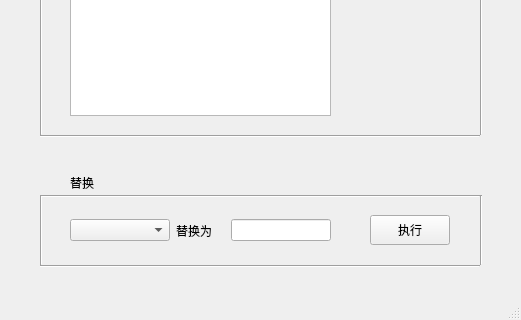
Qt form label_window.ui (lustoo/labelImg) before a commit; both pictures show x 0 to 521 and y 295 to 615 of the 521 by 615 pixel window.
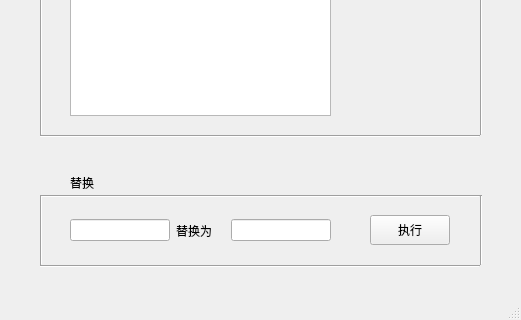
The same form after that commit.

Diff of the .ui file:
```diff
--- a/label_window.ui
+++ b/label_window.ui
@@ -149,17 +149,7 @@
     </property>
     <layout class="QHBoxLayout" name="horizontalLayout_5" stretch="2,1,2">
      <item>
-      <widget class="QComboBox" name="comboBox">
-       <property name="minimumSize">
-        <size>
-         <width>0</width>
-         <height>0</height>
-        </size>
-       </property>
-       <property name="contextMenuPolicy">
-        <enum>Qt::DefaultContextMenu</enum>
-       </property>
-      </widget>
+      <widget class="QLineEdit" name="line_toreplace"/>
      </item>
      <item>
       <widget class="QLabel" name="label_3">
```
Left out of the diff: 4 changed lines with no effect on the pictures.
